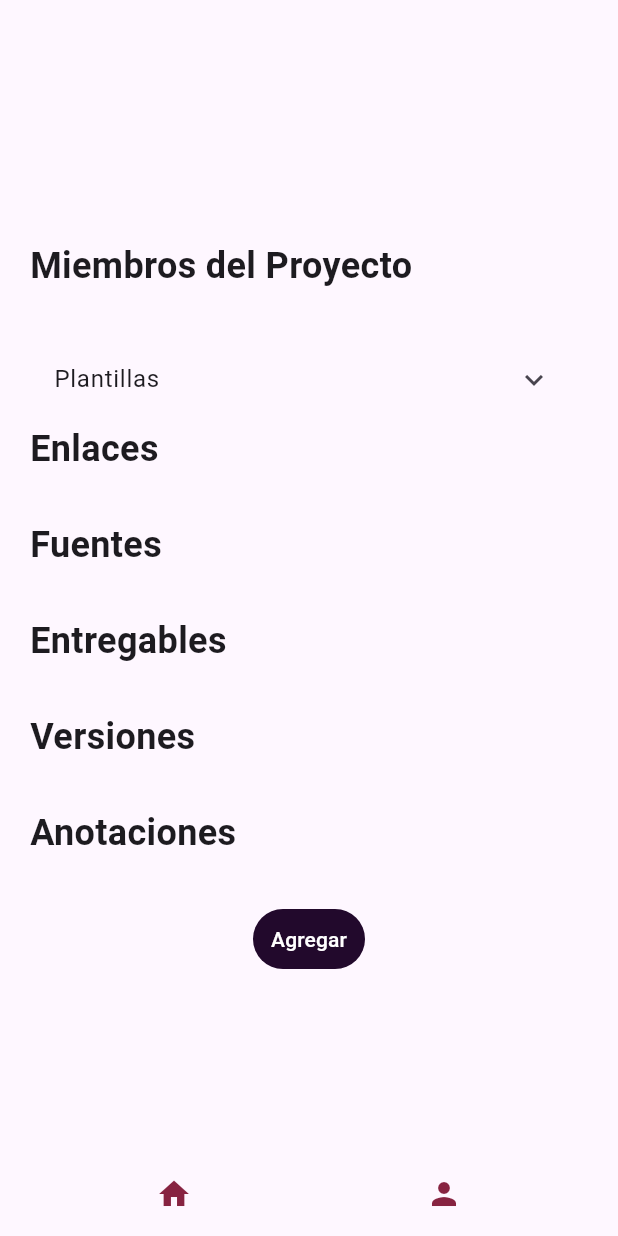
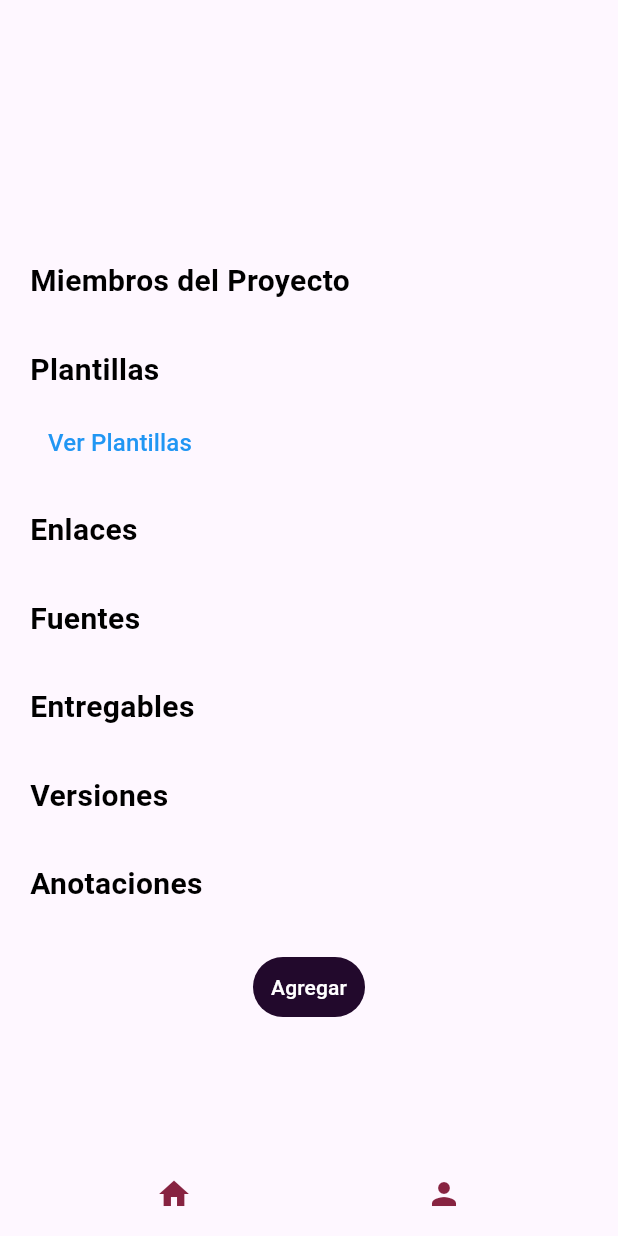
Before and after one commit to thechoquote/MovilesProyectoG5, a Flutter app: the DetallesProyecto screen opened directly with empty values, on a phone screen of 412 x 824 dp. Run offline on Flutter 3.47's test engine with Material 3 defaults, Android fonts, the phone set to English and light mode, and no system bars; our stand-ins replace cloud_firestore, file_picker, firebase_core, firebase_storage, fluttertoast, google_fonts and 2 more; missing offline and left inert: flutter_pdfview; accounts and stored records are empty; network calls fail; key blocks and very long unbroken strings in the code were emptied for the run.

Commit message:
version final

```diff
--- a/lib/config/config.dart
+++ b/lib/config/config.dart
@@ -1,5 +1,5 @@
 class config {
-  static const String baseUrl = "http://192.168.1.49/bd_dsm_g5";
+  static const String baseUrl = "http://192.168.18.6/bd_dsm_g5";
 } //reemplazar con tu ip
 //Cesar
 // static const String baseUrl "http://192.168.18.6/bd_dsm_g5"
--- a/lib/config/themes.dart
+++ b/lib/config/themes.dart
@@ -4,3 +4,14 @@ const Color color1 = Color(0xFF22092C); //color purpura oscuro
 const Color color2 = Color(0xFF872341); //color vino
 const Color color3 = Color(0xFFBE3144); //color rojizo
 const Color color4 = Color(0xFFF05941); //color anaranjado
+
+const SizedBox s1 = SizedBox(height: 10);
+const SizedBox s2 = SizedBox(height: 20);
+const SizedBox s3 = SizedBox(height: 30);
+const SizedBox s4 = SizedBox(height: 40);
+
+const TextStyle t1 = TextStyle(fontSize: 24, color: Colors.black, fontWeight: FontWeight.bold);//titulos
+const TextStyle t2 = TextStyle(fontSize: 20, color: Colors.black);//descripcion
+const TextStyle t3 = TextStyle(fontSize: 20, color: Colors.black, fontWeight: FontWeight.bold);//subtitulos
+const TextStyle t4 = TextStyle(fontSize: 16, color: Colors.black);//texto
+const TextStyle t5 = TextStyle(fontSize: 16, color: Colors.blue);//text vinculo
--- a/lib/features/Proyecto/presentation/Details_Project_Page.dart
+++ b/lib/features/Proyecto/presentation/Details_Project_Page.dart
@@ -39,7 +39,6 @@ class _DetallesProyectoState extends State<DetallesProyecto> {
   @override
   void initState() {
     super.initState();
-    // Llamar a la función para obtener los detalles del proyecto al inicio
     obtenerDetallesProyecto();
   }
 
@@ -114,8 +113,7 @@ class _DetallesProyectoState extends State<DetallesProyecto> {
 
   //parte lógica
   Future<void> obtenerDetallesProyecto() async {
-    final url = Uri.parse(
-        "${config.baseUrl}/ListarDetallesProyecto.php?id_proyecto=${widget.idProyecto}");
+    final url = Uri.parse("${config.baseUrl}/ListarDetallesProyecto.php?id_proyecto=${widget.idProyecto}");
     final response = await http.get(url);
 
     if (response.statusCode == ResponseDB.successCode) {
@@ -137,10 +135,8 @@ class _DetallesProyectoState extends State<DetallesProyecto> {
   }
 
   Map<String, String> instrucciones = {
-    'Miembros del Proyecto':
-        'Aquí agrega a los que participaron en tu proyecto',
-    'Plantillas':
-        'Aquí adjunta los documentos de los cuales has basado tu trabajo',
+    'Miembros del Proyecto':'Aquí agrega a los que participaron en tu proyecto',
+    'Plantillas':'Aquí adjunta los documentos de los cuales has basado tu trabajo',
     'Enlaces': 'Aqui adjunta todo enlace que hayas utilizado',
     'Fuentes': 'Aqui adjunta toda fuente cientifica que hayas utilizado',
     'Entregables': 'Aqui adjunta los entregables de tu profesor',
@@ -153,48 +149,28 @@ class _DetallesProyectoState extends State<DetallesProyecto> {
   Widget build(BuildContext context) {
     return Scaffold(
       body: Padding(
-        // Add this
-        padding:
-            EdgeInsets.only(top: 30.0), // Change this value to modify the space
+        padding: EdgeInsets.only(top: 30.0), // Change this value to modify the space
         child: SingleChildScrollView(
           padding: EdgeInsets.all(20),
           child: Column(
             crossAxisAlignment: CrossAxisAlignment.start,
             children: [
-              SizedBox(height: 10),
-              Text(
-                titulo,
-                style: TextStyle(
-                  fontSize: 24,
-                  fontWeight: FontWeight.bold,
-                ),
-              ),
-              SizedBox(height: 20),
-              Text(
-                descripcion,
-                style: TextStyle(
-                  fontSize: 18,
-                ),
-              ),
-              SizedBox(height: 20),
+              s1,
+              Text(titulo, style: TextStyle(fontSize: 24, color: color2, fontWeight: FontWeight.bold)),
+              s2,
+              Text(descripcion,style: t2,),
+              s3,
 
               //Miembros de proyecto
-              Text(
-                "Miembros del Proyecto",
-                style: TextStyle(
-                  fontSize: 24,
-                  fontWeight: FontWeight.bold,
+              Text("Miembros del Proyecto",style: t3,
               ),
-              ),
-              SizedBox(height: 10),
-              ...miembros.map((miembro) => Text(miembro)).toList(),
-              SizedBox(height: 20),
+              s1,
+              ...miembros.map((miembro) => Text(miembro,style: t4,)).toList(),
+              s2,
 
               //Plantillas
-              ExpansionTile(
-                title: Text("Plantillas"),
-                children: [
-                  // Aquí puedes mostrar información sobre los documentos del proyecto
+              Text("Plantillas",style: t3,),
+              s1,
               TextButton(
                 onPressed: () {
                   Navigator.of(context).push(MaterialPageRoute(
@@ -202,39 +178,26 @@ class _DetallesProyectoState extends State<DetallesProyecto> {
                       ListPDF(), // Redirige a la página DetailsDocument.dart
                   ));
                 },
-                    child: Text("Ver Documentos"),
+                child: Text("Ver Plantillas",style: t5,),
               ),
-                  // Agrega más información si es necesario
-                ],
-              ),
+              s2,
 
               // Enlaces
-              Text(
-                "Enlaces",
-                style: TextStyle(
-                  fontSize: 24,
-                  fontWeight: FontWeight.bold,
-                ),
-              ),
-              SizedBox(height: 10),
+              Text("Enlaces",style: t3,),
+              s1,
               ...enlaces
                   .map((enlace) => InkWell(
-                        child: Text(
-                          enlace,
-                          style: TextStyle(color: Colors.blue),
-                        ),
+                        child: Text(enlace, style: t5,),
                         onTap: () async {
                           try {
                             Uri.parse(enlace);
                             bool launched = await canLaunch(enlace);
-
                             if (launched) {
                               await launch(enlace);
                             } else {
                               throw 'Could not launch $enlace';
                             }
                           } catch (e) {
-                            // Handle the error
                             ScaffoldMessenger.of(context).showSnackBar(
                               SnackBar(
                                   content:
@@ -244,57 +207,32 @@ class _DetallesProyectoState extends State<DetallesProyecto> {
                         },
                       ))
                   .toList(),
-              SizedBox(height: 20),
+              s2,
 
               // Fuentes
-              Text(
-                "Fuentes",
-                style: TextStyle(
-                  fontSize: 24,
-                  fontWeight: FontWeight.bold,
-                ),
-              ),
-              SizedBox(height: 10),
+              Text("Fuentes",style: t3,),
+              s1,
               ...fuentes.map((fuente) => Text(fuente)).toList(),
-              SizedBox(height: 20),
+              s2,
 
               // Entregables
-              Text(
-                "Entregables",
-                style: TextStyle(
-                  fontSize: 24,
-                  fontWeight: FontWeight.bold,
-                ),
-              ),
-              SizedBox(height: 10),
+              Text("Entregables",style: t3,),
+              s1,
               ...entregables.map((entregable) => Text(entregable)).toList(),
-              SizedBox(height: 20),
+              s2,
 
               // Versiones
-              Text(
-                "Versiones",
-                style: TextStyle(
-                  fontSize: 24,
-                  fontWeight: FontWeight.bold,
-                ),
-              ),
-              SizedBox(height: 10),
+              Text("Versiones",style: t3,),
+              s1,
               ...versiones.map((version) => Text(version)).toList(),
-              SizedBox(height: 20),
+              s2,
 
               // Anotaciones
-              Text(
-                "Anotaciones",
-                style: TextStyle(
-                  fontSize: 24,
-                  fontWeight: FontWeight.bold,
-                ),
-              ),
-              SizedBox(height: 10),
+              Text("Anotaciones",style: t3,),
+              s1,
               ...anotaciones.map((anotacion) => Text(anotacion)).toList(),
-              SizedBox(height: 20),
-              // Agrega esto al final de tu widget Column
-              // Agrega esto al final de tu widget Column
+              s2,
+
               Center(
                 child: TextButton(
                   child: Text('Agregar'),
@@ -303,6 +241,7 @@ class _DetallesProyectoState extends State<DetallesProyecto> {
                     backgroundColor: color1,
                   ),
                   onPressed: () {
+                    //agregar elementos
                     showDialog(
                       context: context,
                       builder: (BuildContext context) {
@@ -311,15 +250,17 @@ class _DetallesProyectoState extends State<DetallesProyecto> {
                         return StatefulBuilder(
                           builder: (context, setState) {
                             return AlertDialog(
+
                               title: Text('Agregar Elemento'),
+
                               content: Column(
                                 children: <Widget>[
+                                  s1,
                                   DropdownButton<String>(
                                     value: dropdownValue,
                                     onChanged: (String? newValue) {
                                       setState(() {
-                                        dropdownValue =
-                                            newValue ?? dropdownValue;
+                                        dropdownValue = newValue ?? dropdownValue;
                                       });
                                     },
                                     items: <String>[
@@ -336,11 +277,13 @@ class _DetallesProyectoState extends State<DetallesProyecto> {
                                           value: value,
                                           child: Text(value),
                                         );
-                                    }).toList(),
+                                      }
+                                    ).toList(),
                                   ),
+                                  s4,
                                   Text(instrucciones[dropdownValue] ?? ''),
-                                  if (dropdownValue ==
-                                          'Miembros del Proyecto' ||
+
+                                  if (dropdownValue =='Miembros del Proyecto' ||
                                       dropdownValue == 'Anotaciones')
                                     TextField(
                                       onChanged: (value) {
@@ -354,11 +297,9 @@ class _DetallesProyectoState extends State<DetallesProyecto> {
                                     Column(
                                       children: [
                                         TextFormField(
-                                          decoration: InputDecoration(
-                                              labelText: 'Enlace'),
+                                          decoration: InputDecoration(labelText: 'Enlace'),
                                           validator: (value) {
-                                            if (value == null ||
-                                                value.isEmpty) {
+                                            if (value == null ||value.isEmpty) {
                                               return 'Por favor ingrese un enlace';
                                             }
                                             if (!Uri.parse(value).isAbsolute) {
@@ -368,60 +309,47 @@ class _DetallesProyectoState extends State<DetallesProyecto> {
                                           },
                                           onSaved: (value) => enlace = value,
                                         ),
+
                                         TextFormField(
-                                          decoration: InputDecoration(
-                                              labelText: 'Nombre de enlace'),
+                                          decoration: InputDecoration(labelText: 'Nombre de enlace'),
                                           validator: (value) {
-                                            if (value == null ||
-                                                value.isEmpty) {
+                                            if (value == null ||value.isEmpty) {
                                               return 'Por favor ingrese un nombre';
                                             }
                                             return null;
                                           },
-                                          onSaved: (value) =>
-                                              nombreEnlace = value,
+                                          onSaved: (value) => nombreEnlace = value,
                                         ),
+
                                         TextFormField(
-                                          decoration: InputDecoration(
-                                              labelText:
-                                                  'Descripción del enlace'),
+                                          decoration: InputDecoration(labelText:'Descripción del enlace'),
                                           validator: (value) {
-                                            if (value == null ||
-                                                value.isEmpty) {
+                                            if (value == null ||value.isEmpty) {
                                               return 'Por favor ingrese una descripción';
                                             }
                                             return null;
                                           },
-                                          onSaved: (value) =>
-                                              descripcionEnlace = value,
+                                          onSaved: (value) =>descripcionEnlace = value,
                                         ),
                                       ],
                                     ),
                                   if (dropdownValue == 'Fuentes' ||
                                       dropdownValue == 'Versiones' ||
-                                      dropdownValue == 'Anotaciones')
+                                      dropdownValue == 'Entregables')
+                                    Column(
+                                      children:[
+                                        s4,
                                         TextButton(
                                           child: Text('Subir Archivo'),
                                           style: TextButton.styleFrom(
                                             primary: Colors.white,
-                                        backgroundColor: Colors.blue,
+                                            backgroundColor: color2,
                                           ),
                                           onPressed: () {
                                             // Aquí puedes agregar el código que se ejecutará cuando el botón sea presionado
                                           },
                                         ),
-                                  if (dropdownValue == 'Fuentes' ||
-                                      dropdownValue == 'Versiones' ||
-                                      dropdownValue == 'Anotaciones')
-                                    TextButton(
-                                      child: Text('Subir Archivo'),
-                                      style: TextButton.styleFrom(
-                                        primary: Colors.white,
-                                        backgroundColor: Colors.blue,
-                                      ),
-                                      onPressed: () {
-                                        // Código para subir archivo
-                                      },
+                                      ]
                                     ),
                                 ],
                               ),
@@ -430,6 +358,7 @@ class _DetallesProyectoState extends State<DetallesProyecto> {
                                   child: Text('Cancelar'),
                                   style: TextButton.styleFrom(
                                     primary: Colors.black,
+                                    backgroundColor: Colors.white,
                                   ),
                                   onPressed: () {
                                     Navigator.of(context).pop();
@@ -437,31 +366,36 @@ class _DetallesProyectoState extends State<DetallesProyecto> {
                                 ),
                                 ElevatedButton(
                                   child: Text('Aceptar'),
+                                  style: TextButton.styleFrom(
+                                    primary: Colors.white,
+                                    backgroundColor: color2,
+                                  ),
                                   onPressed: () async {
                                     if (dropdownValue == 'Enlaces') {
+                                      if (enlace == null) {
+                                        ScaffoldMessenger.of(context).showSnackBar(
+                                          SnackBar(
+                                            content: Text('Error: Debe ingresar un enlace'),
+                                          ),
+                                        );
+                                        return;
+                                      }
                                       try {
-                                        Uri.parse(textFieldValue);
-                                        bool launched =
-                                            await canLaunch(textFieldValue);
-
+                                        Uri.parse(enlace ?? '');
+                                        bool launched =await canLaunch(enlace ?? '');
                                         if (launched) {
-                                          await launch(textFieldValue);
-                                          enlaces.add(
-                                              textFieldValue); // Agrega el enlace a la lista de enlaces
-
-                                          // Guarda el enlace en la base de datos
+                                          //await launch(enlace ?? '');
+                                          enlaces.add(enlace ?? ''); // Agrega el enlace a la lista de enlaces
                                           var response = await http.post(
                                             Uri.parse(
-                                                '${config.baseUrl}/RegistroEnlaces.php?id_proyecto=${widget.idProyecto}"'),
+                                              //'${config.baseUrl}/RegistroEnlaces.php?id_proyecto=${widget.idProyecto}"'),
+                                              '${config.baseUrl}/RegistroEnlaces.php?id_proyecto=${widget.idProyecto}'),
                                             body: {
-                                              'nombreEnlace':
-                                                  nombreEnlace, // Usa la variable nombreEnlace
-                                              'URLEnlace':
-                                                  enlace, // Usa la variable enlace
-                                              'DescripcionEnlace':
-                                                  descripcionEnlace, // Usa la variable descripcionEnlace
-                                              'id_proyecto': widget.idProyecto
-                                                  .toString(), // Aquí se usa el id del proyecto
+                                              'NombreEnlace': nombreEnlace, // Usa la variable nombreEnlace
+                                              'URLEnlace': enlace, // Usa la variable enlace
+                                              'DescripcionEnlace': descripcionEnlace, // Usa la variable descripcionEnlace
+                                              'id_proyecto': widget.idProyecto.toString(),
+                                              // Aquí se usa el id del proyecto
                                             },
                                           );
 
@@ -477,11 +411,10 @@ class _DetallesProyectoState extends State<DetallesProyecto> {
                                         }
                                       } catch (e) {
                                         // Handle the error
-                                        ScaffoldMessenger.of(context)
-                                            .showSnackBar(
+                                        ScaffoldMessenger.of(context).showSnackBar(
                                           SnackBar(
-                                              content: Text(
-                                                  'Failed to launch URL: $textFieldValue')),
+                                            content: Text('Failed to launch URL: $textFieldValue')
+                                          ),
                                         );
                                       }
                                     } else if (dropdownValue == 'Fuentes') {
@@ -490,7 +423,7 @@ class _DetallesProyectoState extends State<DetallesProyecto> {
                                       // Código para agregar un Entregable
                                     } else if (dropdownValue == 'Versiones') {
                                       // Código para agregar una Versión
-                                    } // Agrega más condiciones para las otras opciones
+                                    }
                                     Navigator.of(context).pop();
                                   },
                                 ),
@@ -525,8 +458,7 @@ class _DetallesProyectoState extends State<DetallesProyecto> {
                       icon: Icon(Icons.home,
                           color: color2), // Cambia el color del icono
                       onPressed: () async {
-                        SharedPreferences prefs =
-                            await SharedPreferences.getInstance();
+                        SharedPreferences prefs =await SharedPreferences.getInstance();
                         String userId = prefs.getString('userId') ?? '';
                         Navigator.of(context).pushReplacement(
                           MaterialPageRoute(
@@ -542,8 +474,7 @@ class _DetallesProyectoState extends State<DetallesProyecto> {
                     child: IconButton(
                       icon: Icon(Icons.person, color: color2),
                       onPressed: () async {
-                        SharedPreferences prefs =
-                            await SharedPreferences.getInstance();
+                        SharedPreferences prefs = await SharedPreferences.getInstance();
                         String userId = prefs.getString('userId') ?? '';
                         Navigator.of(context).pushReplacement(
                           MaterialPageRoute(
```
Also changed, not shown: lib/features/Proyecto/presentation/Add_Project_Page.dart (+1 -8 lines), pubspec.lock, 2 other files. Lines whose indentation alone changed are shown as unchanged.
